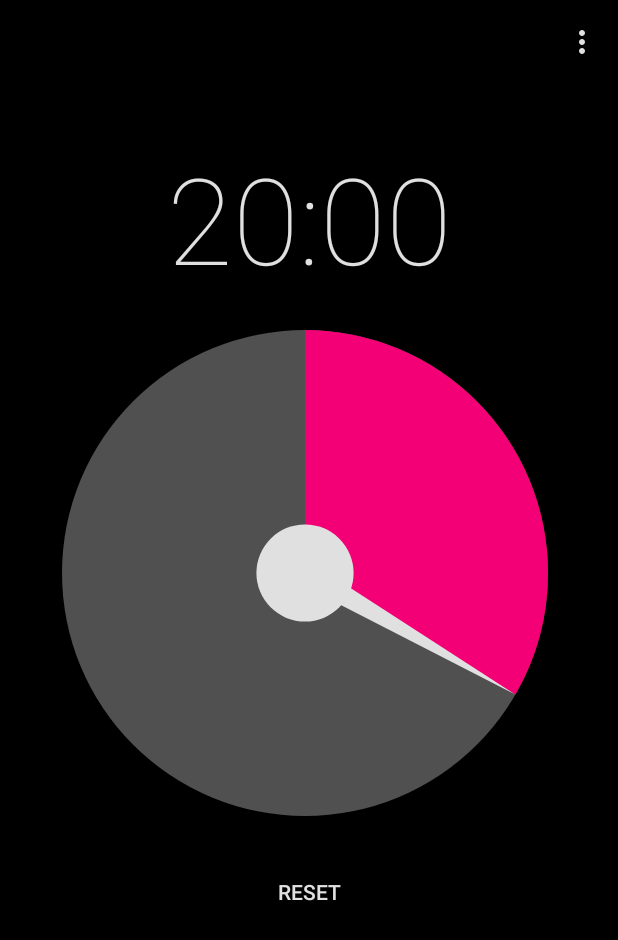
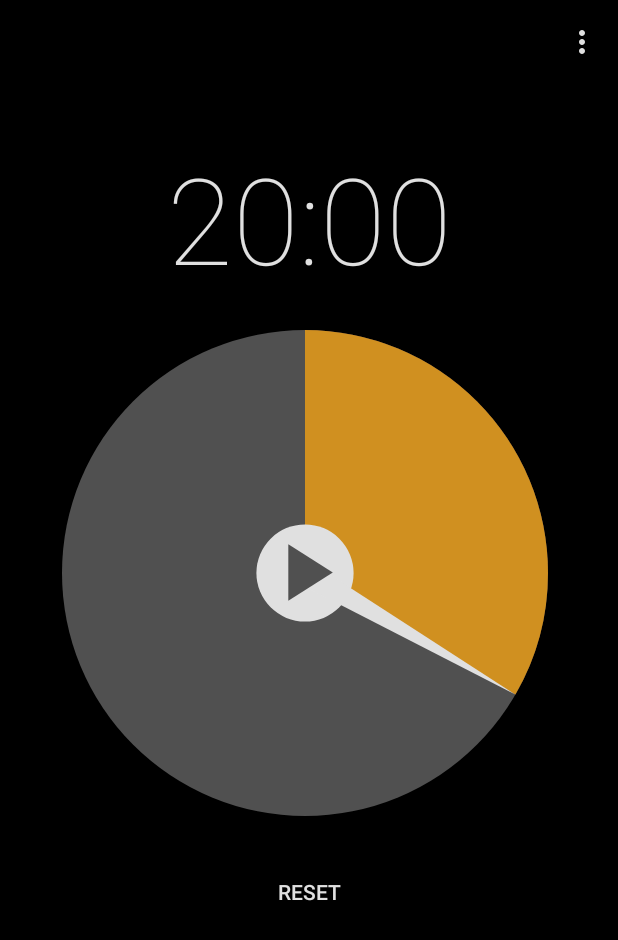
Before and after one commit to joehalliwell/meditation-time, an Android app: the screen it shows after launch (MainActivity), on a phone screen of 412 x 824 dp. Shown: the top 940 px of the screen. Run offline under Robolectric (Android 15) with nearby library versions, the phone set to English and light mode, and no system bars.

Commit message:
Add play/pause overlay to hub

```diff
--- a/app/src/main/java/com/joehalliwell/meditationtime/MainActivity.kt
+++ b/app/src/main/java/com/joehalliwell/meditationtime/MainActivity.kt
@@ -3,6 +3,7 @@ package com.joehalliwell.meditationtime
 import android.content.Intent
 import android.content.SharedPreferences
 import android.content.SharedPreferences.Editor
+import android.graphics.drawable.Drawable
 import android.media.SoundPool
 import android.os.Bundle
 import android.os.Handler
@@ -36,6 +37,8 @@ class MainActivity : AppCompatActivity(), TimerViewListener, Runnable {
     private lateinit var preferences: SharedPreferences
     private lateinit var soundPool: SoundPool
     private val soundBank = HashMap<Int, Int>()
+    private lateinit var _pauseOverlay: Drawable
+    private lateinit var _playOverlay: Drawable
 
     val timerHandler = Handler()
 
@@ -49,13 +52,21 @@ class MainActivity : AppCompatActivity(), TimerViewListener, Runnable {
     override fun onCreate(savedInstanceState: Bundle?) {
         super.onCreate(savedInstanceState)
 
+        setContentView(R.layout.activity_main)
+
         preferences = PreferenceManager.getDefaultSharedPreferences(this)
 
-        setContentView(R.layout.activity_main)
+        // Remove app name from action bar
+        supportActionBar?.setDisplayShowTitleEnabled(false)
+        supportActionBar?.setDisplayShowHomeEnabled(false)
+
         timerTextView = findViewById<TextView>(R.id.timeTextView)
         extraTimeTextView = findViewById<TextView>(R.id.extraTimeTextView)
         timerView = findViewById<TimerView>(R.id.timerView)
         timerView.setListener(this);
+
+        _pauseOverlay = resources.getDrawable(R.drawable.ic_pause_black_24dp, null)
+        _playOverlay = resources.getDrawable(R.drawable.ic_play_arrow_black_24dp, null)
 
         soundPool = SoundPool.Builder()
             .setMaxStreams(3)
@@ -72,10 +83,6 @@ class MainActivity : AppCompatActivity(), TimerViewListener, Runnable {
         }
 
         reset()
-
-        // Remove app name from action bar
-        supportActionBar?.setDisplayShowTitleEnabled(false)
-        supportActionBar?.setDisplayShowHomeEnabled(false)
     }
 
     override fun onDestroy() {
@@ -122,10 +129,8 @@ class MainActivity : AppCompatActivity(), TimerViewListener, Runnable {
     }
 
     override fun onDialTouch(position: Float) {
-        if (isRunning()) return
-
-        Log.i(TAG, "Got touch at " + position)
-
+        // Only permit a change when stopped
+        if (isRunning() || _elapsed > 0) return
         var d = position
         if (d <= 0) d+= 1.0f
         duration = (maximumDuration * d).roundToLong()
@@ -187,6 +192,7 @@ class MainActivity : AppCompatActivity(), TimerViewListener, Runnable {
         timerView.apply {
             duration = _duration.toFloat() / maximumDuration
             elapsed = _elapsed.toFloat() / maximumDuration
+            overlay = if (isRunning()) _pauseOverlay else _playOverlay
         }
 
         // Update textView
--- a/app/src/main/java/com/joehalliwell/meditationtime/TimerView.kt
+++ b/app/src/main/java/com/joehalliwell/meditationtime/TimerView.kt
@@ -3,6 +3,7 @@ package com.joehalliwell.meditationtime
 import android.content.Context
 import android.graphics.*
 import android.graphics.Paint.ANTI_ALIAS_FLAG
+import android.graphics.drawable.Drawable
 import android.util.AttributeSet
 import android.util.Log
 import android.view.MotionEvent
@@ -20,13 +21,15 @@ class TimerView : View {
     private val HUB_RADIUS = 0.1f;
 
     // Pre-allocated view stuff
-    private var _clockRect: RectF = RectF(0f, 0f, 100f, 100f)
-    private lateinit var _path: Path
+    private lateinit var _clockRect: RectF
+    private lateinit var _pointerPath: Path
     private lateinit var _painter: Paint
 
     private var _listener: TimerViewListener? = null
-    private var _duration = 1.0f / 3
+    private var _duration = 0.5f
     private var _elapsed = 0f
+
+    private lateinit var _overlay: Drawable
 
     @ColorInt private var _bgColor: Int = resources.getColor(R.color.clockface)
     @ColorInt private var _pointerColor = resources.getColor(R.color.detail)
@@ -47,6 +50,12 @@ class TimerView : View {
             invalidate()
         }
 
+    var overlay: Drawable
+        get() = _overlay
+        set(value) {
+            _overlay = value
+            invalidate()
+        }
 
     constructor(context: Context) : super(context) {
         init(null, 0)
@@ -58,6 +67,20 @@ class TimerView : View {
 
     constructor(context: Context, attrs: AttributeSet, defStyle: Int) : super(context, attrs, defStyle) {
         init(attrs, defStyle)
+    }
+
+    private fun init(attrs: AttributeSet?, defStyle: Int) {
+        // Load attributes
+        val a = context.obtainStyledAttributes(
+            attrs, R.styleable.TimerView, defStyle, 0
+        )
+
+        _painter = Paint(ANTI_ALIAS_FLAG).apply {
+            style = Paint.Style.FILL
+            strokeWidth = 10f
+        }
+
+        a.recycle()
     }
 
     fun setListener(listener: TimerViewListener) {
@@ -95,43 +118,32 @@ class TimerView : View {
         val width = MeasureSpec.getSize(widthMeasureSpec)
         val height = MeasureSpec.getSize(heightMeasureSpec)
         val size = if (width > height) height else width
-        Log.i(TAG, "Size: %d".format(size))
+        //Log.i(TAG, "Size: %d".format(size))
         setMeasuredDimension(size, size)
     }
 
     override fun onLayout(changed: Boolean, left: Int, top: Int, right: Int, bottom: Int) {
         super.onLayout(changed, left, top, right, bottom)
+
+        if (!changed) return
+
+        val size = Math.min(width, height)
         _clockRect = RectF(
             paddingLeft.toFloat(),
             paddingTop.toFloat(),
-            (width - (paddingLeft + paddingRight)).toFloat(),
-            (height - (paddingTop + paddingBottom)).toFloat()
+            (size - (paddingLeft + paddingRight)).toFloat(),
+            (size - (paddingTop + paddingBottom)).toFloat()
         )
         val width = 0.05f * _clockRect.width() / 2
         val height = 0.999f * _clockRect.height() / 2
-        _path = Path()
-        _path.moveTo(-width, 0f)
-        _path.lineTo(0f, -height)
-        _path.lineTo(width, 0f)
+        _pointerPath = Path()
+        _pointerPath.moveTo(-width, 0f)
+        _pointerPath.lineTo(0f, -height)
+        _pointerPath.lineTo(width, 0f)
         //_path.arcTo(-width, -width, width, width, 0f, 180f, false)
-        _path.close()
+        _pointerPath.close()
 
         Log.i(TAG, "BBOX: %s".format(_clockRect.toString()))
-    }
-
-    private fun init(attrs: AttributeSet?, defStyle: Int) {
-        // Load attributes
-        val a = context.obtainStyledAttributes(
-            attrs, R.styleable.TimerView, defStyle, 0
-        )
-
-
-        _painter = Paint(ANTI_ALIAS_FLAG).apply {
-            style = Paint.Style.FILL
-            strokeWidth = 10f
-        }
-
-        a.recycle()
     }
 
     override fun onDraw(canvas: Canvas) {
@@ -142,14 +154,25 @@ class TimerView : View {
         _painter.color = _remainingColor
         canvas.drawArc(_clockRect, -90f, 360 * (duration - elapsed), true, _painter)
 
+        val hubRadius = HUB_RADIUS * _clockRect.width()
 
         _painter.color = _pointerColor
-
         canvas.save()
         canvas.translate(_clockRect.centerX(), _clockRect.centerY())
-        canvas.drawCircle(0f, 0f, HUB_RADIUS * _clockRect.width(), _painter)
+        canvas.drawCircle(0f, 0f, hubRadius, _painter)
         canvas.rotate( 360 * (duration - elapsed))
-        canvas.drawPath(_path, _painter)
+        canvas.drawPath(_pointerPath, _painter)
         canvas.restore()
+
+        _overlay.apply {
+            setTint(_bgColor)
+            setBounds(
+                (_clockRect.centerX() - hubRadius).toInt(),
+                (_clockRect.centerY() - hubRadius).toInt(),
+                (_clockRect.centerX() + hubRadius).toInt(),
+                (_clockRect.centerY() + hubRadius).toInt()
+            )
+            draw(canvas)
+        }
     }
 }
--- a/app/src/main/res/layout/activity_main.xml
+++ b/app/src/main/res/layout/activity_main.xml
@@ -29,17 +29,12 @@
             app:layout_constraintTop_toTopOf="parent"/>
     <com.joehalliwell.meditationtime.TimerView
             android:layout_width="match_parent"
-            android:layout_height="wrap_content" android:id="@+id/timerView" app:exampleString="Hello world"
-            app:exampleColor="#1A1414"
-            app:exampleDimension="10dp" android:padding="5dp"
+            android:layout_height="wrap_content" android:id="@+id/timerView"
+            android:padding="5dp"
             app:layout_constraintTop_toBottomOf="@+id/timeTextView"
             android:layout_marginTop="16dp" app:layout_constraintStart_toStartOf="parent"
             android:layout_marginStart="16dp" app:layout_constraintEnd_toEndOf="parent"
             android:layout_marginEnd="16dp"/>
-    <Space
-            android:layout_width="0dp"
-            android:layout_height="wrap_content" android:layout_weight="2" tools:layout_editor_absoluteY="127dp"
-            tools:layout_editor_absoluteX="20dp" android:id="@+id/space"/>
     <Button
             android:id="@+id/go"
             android:text="@string/reset"
--- a/app/src/main/res/values/attrs_timer_view.xml
+++ b/app/src/main/res/values/attrs_timer_view.xml
@@ -1,8 +1,8 @@
 <resources>
     <declare-styleable name="TimerView">
-        <attr name="exampleString" format="string" />
-        <attr name="exampleDimension" format="dimension" />
-        <attr name="exampleColor" format="color" />
-        <attr name="exampleDrawable" format="color|reference" />
+        <attr name="clockface" format="color|reference" />
+        <attr name="totalTime" format="color|reference" />
+        <attr name="remainingTime" format="color|reference" />
+        <attr name="hubOverlay" format="reference" />
     </declare-styleable>
 </resources>
--- a/app/src/main/res/values/colors.xml
+++ b/app/src/main/res/values/colors.xml
@@ -7,7 +7,8 @@
     <color name="background">#000000</color>
     <color name="detail">#e0e0e0</color>
     <color name="clockface">#505050</color>
-    <color name="timeRemaining">#f40076</color>
+<!--    <color name="timeRemaining">#f40076</color>-->
+    <color name="timeRemaining">#d09020</color>
     <color name="timeTotal">#a0381d2a</color>
 
 </resources>
```
